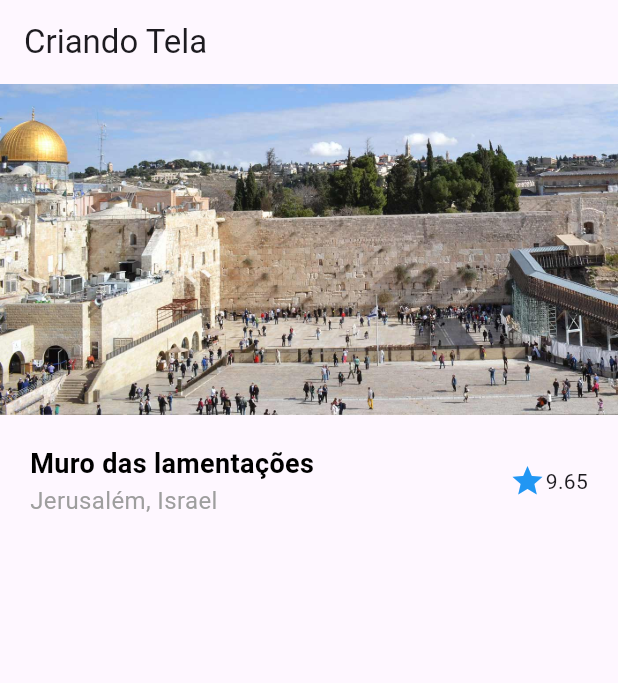
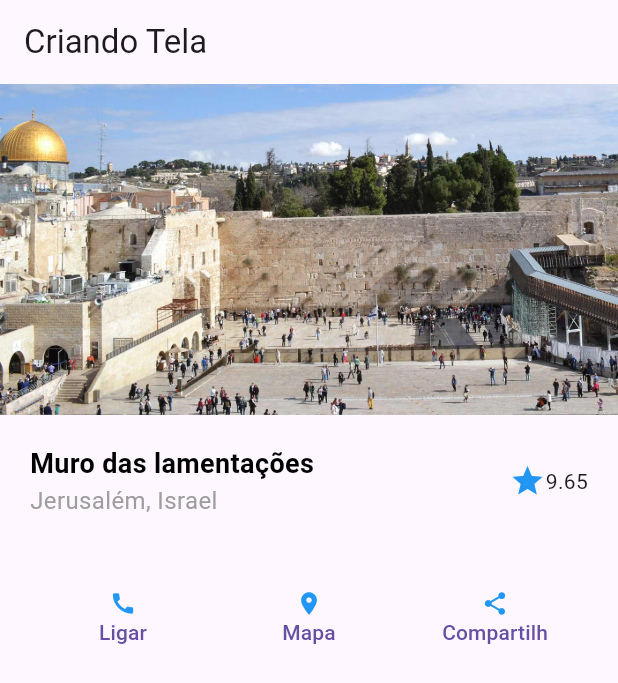
Before and after one commit to Henricknen/Flutter, a Flutter app: the screen it shows after launch, on a phone screen of 412 x 824 dp. Shown: the top 683 px of the screen. Run offline on Flutter 3.47's test engine with Material 3 defaults, Android fonts, the phone set to English and light mode, and no system bars.

Commit message:
criando_area_de_'botoes'_utilizando_icones_da_biblioteca_material

```diff
--- a/criacao_de_tela/lib/main.dart
+++ b/criacao_de_tela/lib/main.dart
@@ -41,6 +41,46 @@ class MeuApp extends StatelessWidget {
                   )
                 ]
               )
+            ),
+            Container(
+              padding: EdgeInsets.all(20),
+              child:Row(
+                children:[
+                  Expanded(
+                    child: TextButton(
+                      onPressed:(){},
+                      child:Column(
+                        children:[
+                          Icon(Icons.call, color:Colors.blue),    // inserção de icone
+                          Text('Ligar')
+                        ]
+                      )
+                    )
+                  ),
+                  Expanded(
+                    child: TextButton(
+                      onPressed:(){},
+                      child:Column(
+                        children:[
+                          Icon(Icons.location_on, color:Colors.blue),
+                          Text('Mapa')
+                        ]
+                      )
+                    )
+                  ),
+                  Expanded(
+                    child: TextButton(
+                      onPressed:(){},
+                      child:Column(
+                        children:[
+                          Icon(Icons.share, color:Colors.blue),
+                          Text('Compartilh')
+                        ]
+                      )
+                    )
+                  ),
+                ]
+              )
             )
           ],
         )
```
